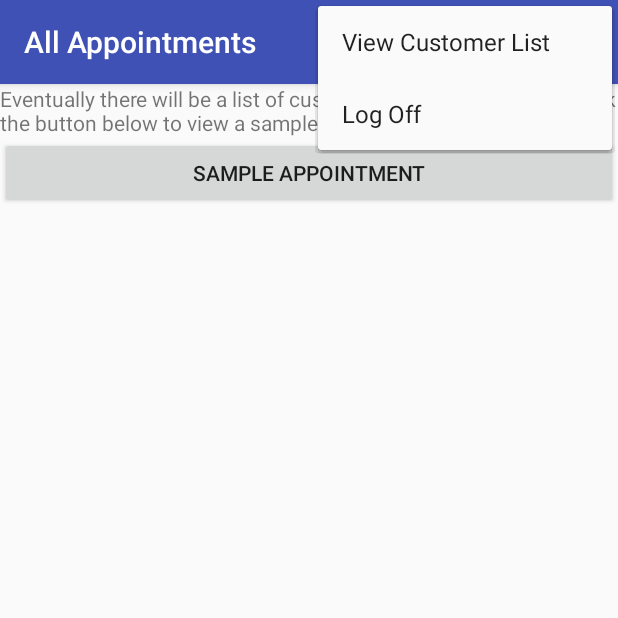
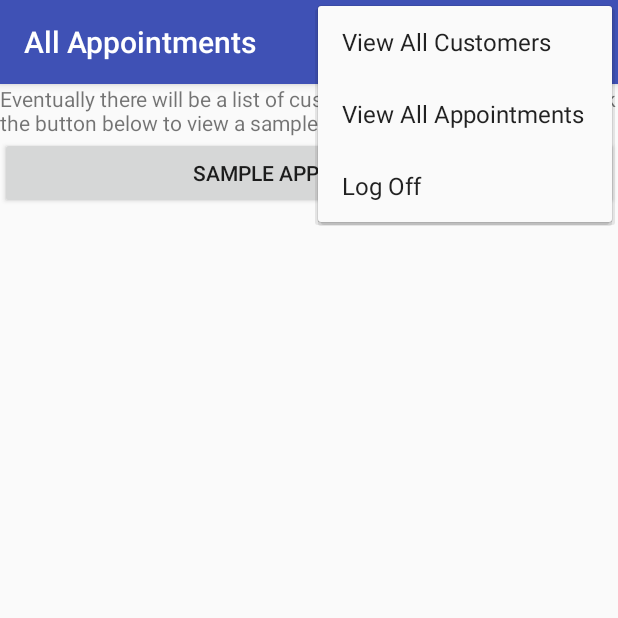
Before and after one commit to B25Mitch/FitnessTracker, an Android app: the AppointmentsListActivity screen opened directly, with no data from a screen before it, with the options menu open, on a phone screen of 412 x 824 dp, the top half of it. Run offline under Robolectric (Android 15) with nearby library versions, the phone set to English and light mode, and no system bars.

Commit message:
Second Commit

```diff
--- a/app/src/main/AndroidManifest.xml
+++ b/app/src/main/AndroidManifest.xml
@@ -22,7 +22,7 @@
         <activity android:name=".CustomerAppointmentsActivity"
             android:label="Customer Appointments"/>
         <activity android:name=".CustomerEditActivity"
-            android:label="Edit Appointment"/>
+            android:label="Edit Customer"/>
         <activity android:name=".SignActivity"
             android:label="Sign"/>
         <activity android:name=".AppointmentsListActivity"
--- a/app/src/main/java/com/rand/fitnesstracker/AppointmentsListActivity.java
+++ b/app/src/main/java/com/rand/fitnesstracker/AppointmentsListActivity.java
@@ -19,8 +19,7 @@ public class AppointmentsListActivity extends AppCompatActivity {
 
     public boolean onCreateOptionsMenu(Menu menu) {
         MenuInflater inflater = getMenuInflater();
-        inflater.inflate(R.menu.appointments_list_menu, menu);
-        inflater.inflate(R.menu.log_off_menu, menu);
+        inflater.inflate(R.menu.common_menu, menu);
         return true;
     }
 
@@ -38,7 +37,11 @@ public class AppointmentsListActivity extends AppCompatActivity {
                 Intent intent = new Intent(this, LoginActivity.class);
                 startActivity(intent);
                 return true;
-            case R.id.to_customers:
+            case R.id.view_appointments:
+                intent = new Intent(this, AppointmentsListActivity.class);
+                startActivity(intent);
+                return true;
+            case R.id.view_customers:
                 intent = new Intent(this, CustomerListActivity.class);
                 startActivity(intent);
                 return true;
--- a/app/src/main/java/com/rand/fitnesstracker/CustomerEditActivity.java
+++ b/app/src/main/java/com/rand/fitnesstracker/CustomerEditActivity.java
@@ -19,6 +19,7 @@ public class CustomerEditActivity extends AppCompatActivity {
 
     public boolean onCreateOptionsMenu(Menu menu) {
         MenuInflater inflater = getMenuInflater();
+        inflater.inflate(R.menu.customer_edit_menu, menu);
         return true;
     }
 
--- a/app/src/main/res/layout/activity_customer_view.xml
+++ b/app/src/main/res/layout/activity_customer_view.xml
@@ -27,6 +27,7 @@
                 android:layout_width="wrap_content"
                 android:layout_height="wrap_content"
                 android:layout_weight="1"
+                android:onClick="editCustomerClick"
                 android:text="@string/edit_customer" />
 
             <Button
--- a/app/src/main/res/menu/appointments_list_menu.xml
+++ /dev/null
@@ -1,7 +0,0 @@
-<?xml version="1.0" encoding="utf-8"?>
-<menu xmlns:android="http://schemas.android.com/apk/res/android">
-
-    <item
-        android:id="@+id/to_customers"
-        android:title="@string/view_customer_list" />
-</menu>
--- a/app/src/main/res/menu/log_off_menu.xml
+++ b/app/src/main/res/menu/common_menu.xml
@@ -2,6 +2,12 @@
 <menu xmlns:android="http://schemas.android.com/apk/res/android">
 
     <item
+        android:id="@+id/view_customers"
+        android:title="View All Customers" />
+    <item
+        android:id="@+id/view_appointments"
+        android:title="View All Appointments" />
+    <item
         android:id="@+id/log_off"
         android:title="@string/log_off" />
 </menu>
--- a/app/src/main/res/menu/customer_list_menu.xml
+++ b/app/src/main/res/menu/customer_list_menu.xml
@@ -3,9 +3,6 @@
     xmlns:android="http://schemas.android.com/apk/res/android">
 
     <item
-        android:id="@+id/to_appointments"
-        android:title="@string/view_all_appointments" />
-    <item
         android:id="@+id/new_customer"
         android:title="@string/new_customer"
         app:showAsAction="collapseActionView" />
```
Also changed, not shown: app/src/main/java/com/rand/fitnesstracker/AppointmentViewActivity.java (+9 -1 lines), app/src/main/java/com/rand/fitnesstracker/CustomerAppointmentsActivity.java (+9 -1 lines), app/src/main/java/com/rand/fitnesstracker/CustomerListActivity.java (+6 -2 lines), app/src/main/java/com/rand/fitnesstracker/CustomerViewActivity.java (+9 -1 lines).
